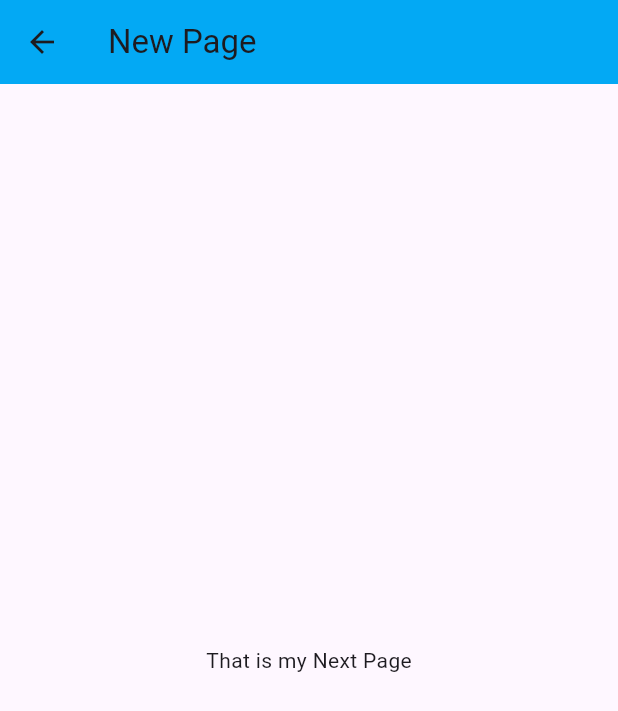
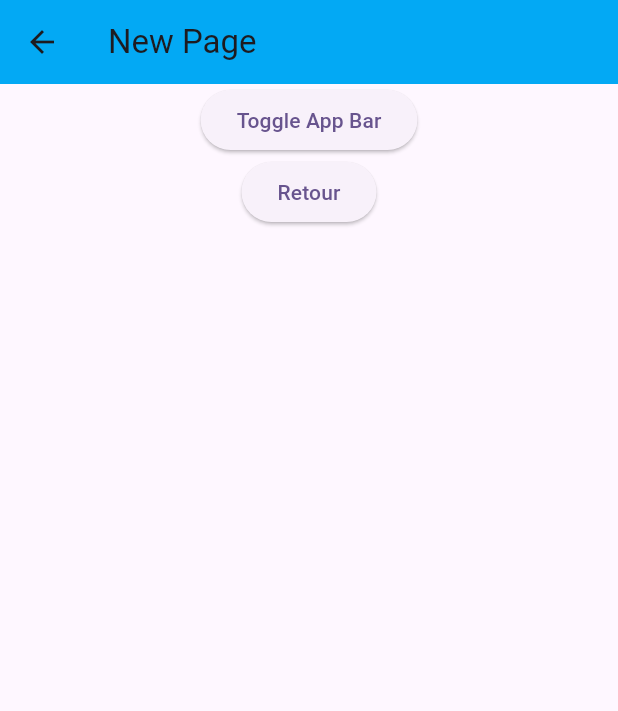
Before and after one commit to AshDest/State_full_widget, a Flutter app: the screen it shows after launch, after a tap on "Aller à la page suivante", on a phone screen of 412 x 824 dp. Shown: the top 711 px of the screen. Run offline on Flutter 3.47's test engine with Material 2 defaults, Android fonts, the phone set to English and light mode, and no system bars.

Commit message:
Ash commit

```diff
--- a/lib/next.dart
+++ b/lib/next.dart
@@ -8,15 +8,33 @@ class Next extends StatefulWidget{
 }
 
 class NextState extends State<Next>{
+  bool showApp = true;
   @override
   Widget build(BuildContext context) {
     return Scaffold(
-      appBar: AppBar(
+      appBar: (showApp)? AppBar(
         title: const Text('New Page'),
         backgroundColor: widget.color,
-      ),
+      ): null,
       body: Center(
-        child: const Text('That is my Next Page'),
+        child: Column(
+          children: [
+            ElevatedButton(
+              onPressed: (){
+                setState(() {
+                  showApp = !showApp;
+                });
+              },
+              child: const Text('Toggle App Bar'),
+            ),
+            ElevatedButton(
+              onPressed: (){
+                Navigator.pop(context);
+              },
+              child: const Text('Retour'),
+            ),
+          ],
+        )
       ),
     );
   }
```
